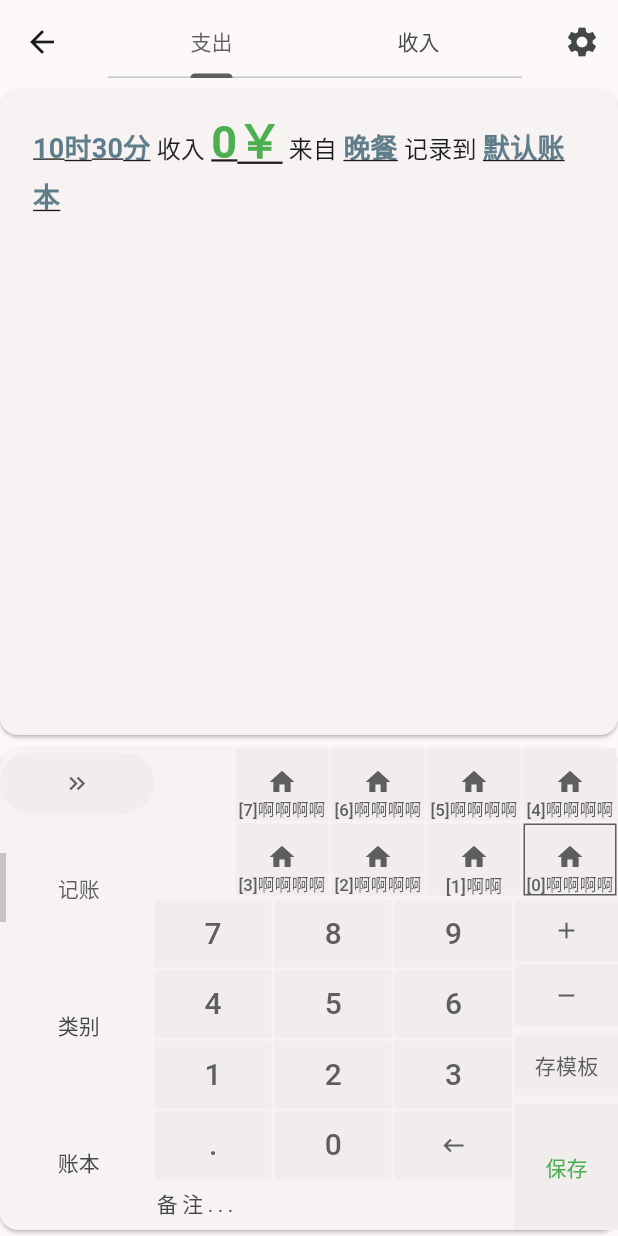
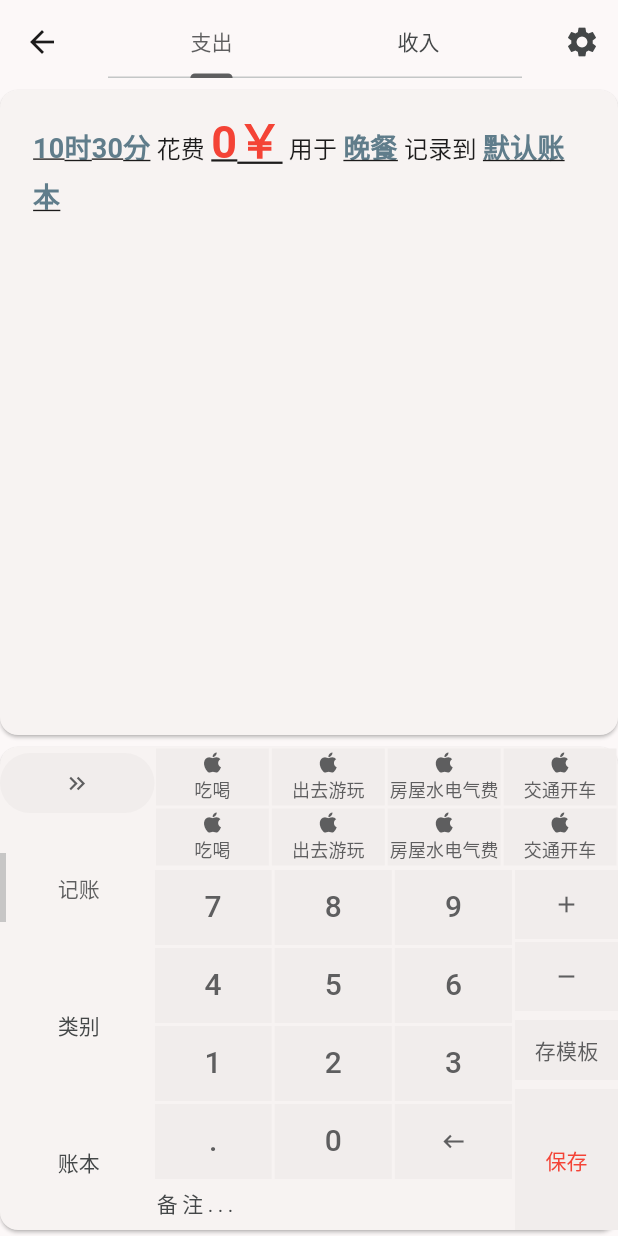
Before and after one commit to qcbf/quick_log_money, a Flutter app: the _RecordPageContent screen opened directly, on a phone screen of 412 x 824 dp. Run offline on Flutter 3.47's test engine with Material 3 defaults, Android fonts, the phone set to English and light mode, and no system bars; our stand-ins replace bot_toast, hive; accounts and stored records are empty; statements that could not run were skipped.

Commit message:
优化最近标签

```diff
--- a/quick_money_flutter/devtools_options.yaml
+++ b/quick_money_flutter/devtools_options.yaml
@@ -1,3 +1,4 @@
 description: This file stores settings for Dart & Flutter DevTools.
 documentation: https://docs.flutter.dev/tools/devtools/extensions#configure-extension-enablement-states
 extensions:
+  - provider: true
--- a/quick_money_flutter/lib/CommonWidgets/Ledger/Entry/TagGroupUI.dart
+++ b/quick_money_flutter/lib/CommonWidgets/Ledger/Entry/TagGroupUI.dart
@@ -13,28 +13,28 @@ class TagGroupUI extends StatefulWidget {
 }
 
 class _TagGroupUIState extends State<TagGroupUI> {
-  int _SelectedIndex = 0;
+  // int _SelectedIndex = 0;
 
   @override
   Widget build(BuildContext context) {
-    return Consumer<EntryEditingProvider>(builder: (context, value, child) {
-      return Align(
-        alignment: widget.IsReverseLayout ? Alignment.centerLeft : Alignment.centerRight,
-        child: Wrap(
-          verticalDirection: VerticalDirection.up,
-          textDirection: widget.IsReverseLayout ? TextDirection.ltr : TextDirection.rtl,
-          children: List.generate(
-            widget.Datas.length,
-            BuildTagItem,
-          ),
-        ),
-      );
-    });
+    return Consumer<EntryEditingProvider>(
+        builder: (context, value, child) => const Column(children: [
+              Row(
+                children: [Placeholder()],
+              )
+            ]));
+    // Align(
+    //       alignment: widget.IsReverseLayout ? Alignment.centerLeft : Alignment.centerRight,
+    //       child: Wrap(
+    //         verticalDirection: VerticalDirection.up,
+    //         textDirection: widget.IsReverseLayout ? TextDirection.ltr : TextDirection.rtl,
+    //         children: List.generate(
+    //           widget.Datas.length,
+    //           BuildTagItem,
+    //         ),
+    //       ),
+    //     ));
   }
 
-  Widget BuildTagItem(index) => TagUI(() {
-        setState(() {
-          _SelectedIndex = index;
-        });
-      }, widget.Datas[index], IsSelected: _SelectedIndex == index);
+  Widget BuildTagItem(index) => TagUI(widget.Datas[index], () {});
 }
--- a/quick_money_flutter/lib/CommonWidgets/Ledger/Entry/TagUI.dart
+++ b/quick_money_flutter/lib/CommonWidgets/Ledger/Entry/TagUI.dart
@@ -4,40 +4,25 @@ import 'package:quick_log_money/Datas/Ledger/Entry/TagData.dart';
 class TagUI extends StatelessWidget {
   final TagData Data;
   final VoidCallback OnPressed;
-  final bool IsSelected;
-  const TagUI(this.OnPressed, this.Data, {this.IsSelected = false, super.key});
+  final ButtonStyle? Style;
+
+  const TagUI(this.Data, this.OnPressed, {super.key, this.Style});
 
   @override
   Widget build(BuildContext context) {
-    var style = const ButtonStyle(
-        padding: WidgetStatePropertyAll(EdgeInsets.symmetric(vertical: 12, horizontal: 2)), shape: WidgetStatePropertyAll(RoundedRectangleBorder()));
-    if (IsSelected) {
-      var theme = Theme.of(context);
-      style = style.copyWith(side: WidgetStatePropertyAll(BorderSide(color: theme.colorScheme.primary, width: 1)));
-    }
-    return Padding(
-      padding: const EdgeInsets.all(1),
-      child: SizedBox(
-        width: 62,
-        height: 48,
-        child: TextButton(
-          onPressed: OnPressed,
-          style: style,
-          child: Column(
-            mainAxisAlignment: MainAxisAlignment.center,
-            children: [
-              const Icon(
-                Icons.home,
-                size: 20,
-              ),
-              FittedBox(
-                child: Text(
-                  Data.Name,
-                  textAlign: TextAlign.center,
-                  style: const TextStyle(fontSize: 12),
-                ),
-              ),
-            ],
+    return Expanded(
+      child: Padding(
+        padding: const EdgeInsets.all(1),
+        child: SizedBox(
+          height: 38,
+          child: TextButton(
+            onPressed: OnPressed,
+            style: const ButtonStyle(padding: WidgetStatePropertyAll(EdgeInsets.only(bottom: 10)), shape: WidgetStatePropertyAll(RoundedRectangleBorder()))
+                .merge(Style),
+            child: Column(mainAxisAlignment: MainAxisAlignment.end, children: [
+              const Icon(Icons.apple, size: 18),
+              FittedBox(child: Text(Data.Name, style: const TextStyle(fontSize: 12))),
+            ]),
           ),
         ),
       ),
--- a/quick_money_flutter/lib/Pages/RecordMoney/EntryEditingProvider.dart
+++ b/quick_money_flutter/lib/Pages/RecordMoney/EntryEditingProvider.dart
@@ -6,7 +6,7 @@ class EntryEditingProvider with ChangeNotifier {
   final EntryData Data = EntryData();
 
   ///
-  bool IsIncome = true;
+  bool IsIncome = false;
 
   ///
   String MoneyIntegerStr = "";
--- a/quick_money_flutter/lib/Pages/RecordMoney/RecordRecentTag.dart
+++ b/quick_money_flutter/lib/Pages/RecordMoney/RecordRecentTag.dart
@@ -1,5 +1,5 @@
 import 'package:flutter/material.dart';
-import 'package:quick_log_money/CommonWidgets/Ledger/Entry/TagGroupUI.dart';
+import 'package:quick_log_money/CommonWidgets/Ledger/Entry/TagUI.dart';
 import 'package:quick_log_money/Datas/Ledger/Entry/TagData.dart';
 
 class RecordRecentTag extends StatelessWidget {
@@ -9,7 +9,19 @@ class RecordRecentTag extends StatelessWidget {
 
   @override
   Widget build(BuildContext context) {
-    return TagGroupUI(List<TagData>.generate(8, (index) => TagData(index, Name: index == 1 ? "[$index]啊啊" : "[$index]啊啊啊啊")),
-        IsReverseLayout: _IsReverseLayout);
+    return Column(children: [
+      Row(children: [
+        TagUI(const TagData(0, Name: "吃喝"), () {}),
+        TagUI(const TagData(0, Name: "出去游玩"), () {}),
+        TagUI(const TagData(0, Name: "房屋水电气费"), () {}),
+        TagUI(const TagData(0, Name: "交通开车"), () {})
+      ]),
+      Row(children: [
+        TagUI(const TagData(0, Name: "吃喝"), () {}),
+        TagUI(const TagData(0, Name: "出去游玩"), () {}),
+        TagUI(const TagData(0, Name: "房屋水电气费"), () {}),
+        TagUI(const TagData(0, Name: "交通开车"), () {})
+      ]),
+    ]);
   }
 }
```
